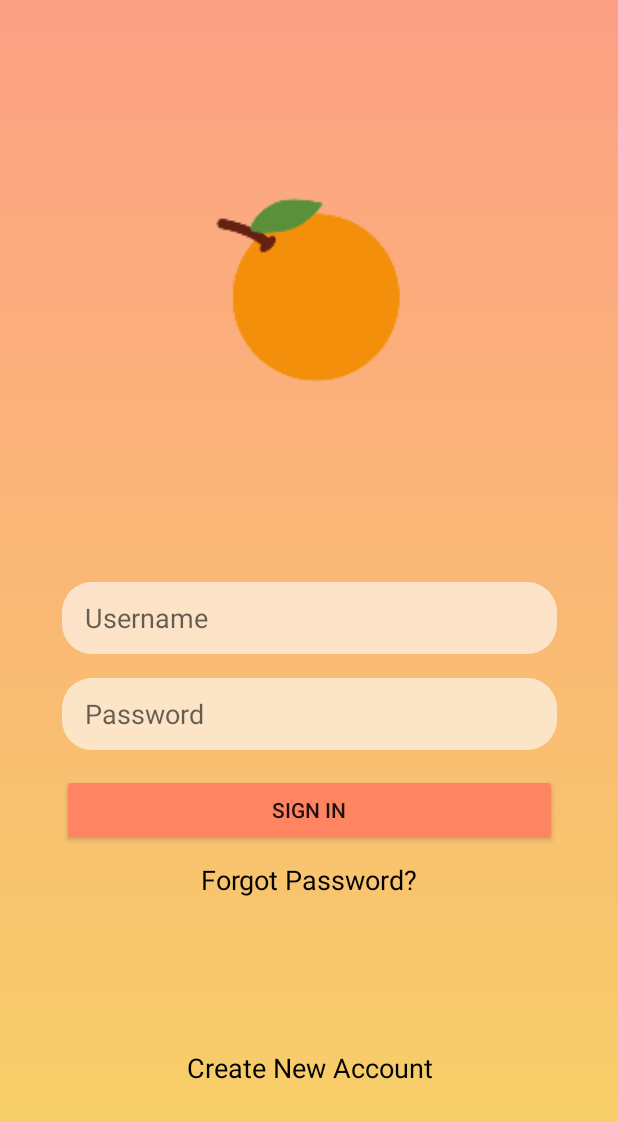
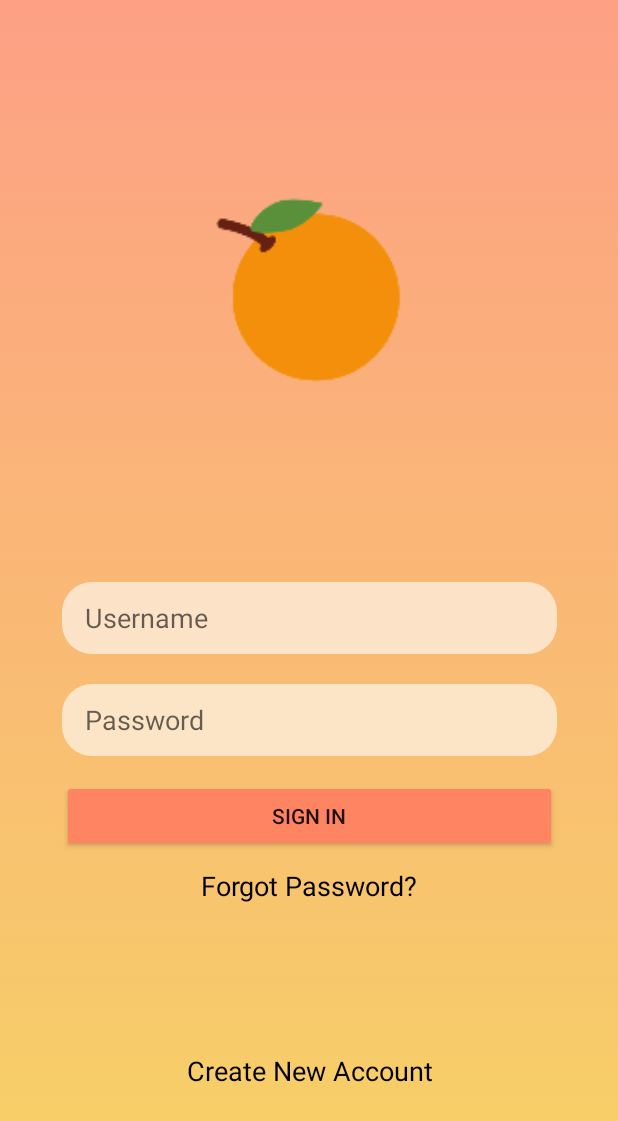
Before and after one commit to GustavoMede/OrangeLoginScreen, an Android app: the screen it shows after launch (LoginActivity), on a phone screen of 412 x 824 dp. Shown: the top 1121 px of the screen. Run offline under Robolectric (Android 15) with nearby library versions, the phone set to English and light mode, and no system bars.

Commit message:
edit-user-data

```diff
--- a/app/src/main/java/com/example/orangeloginscreen/ui/activity/LoginActivity.kt
+++ b/app/src/main/java/com/example/orangeloginscreen/ui/activity/LoginActivity.kt
@@ -20,9 +20,6 @@ class LoginActivity : AppCompatActivity(R.layout.activity_login_form) {
             val passwordField = findViewById<EditText>(R.id.password)
             val password = passwordField.text.toString()
 
-            usernameField.setText("")
-            passwordField.setText("")
-
             val usuario = Usuario(username, password)
 
             val dao = UsuarioDao()
@@ -31,6 +28,7 @@ class LoginActivity : AppCompatActivity(R.layout.activity_login_form) {
 
             val intent = Intent(this, MainActivity::class.java)
             startActivity(intent)
+            finish()
         }
     }
 }
--- a/app/src/main/res/layout/activity_login_form.xml
+++ b/app/src/main/res/layout/activity_login_form.xml
@@ -27,7 +27,7 @@
             android:id="@+id/password"
             android:layout_width="0dp"
             android:layout_height="wrap_content"
-            android:layout_marginTop="16dp"
+            android:layout_marginTop="20dp"
             android:background="@drawable/custom_edittext"
             android:hint="Password"
             android:inputType="textPassword"
```
